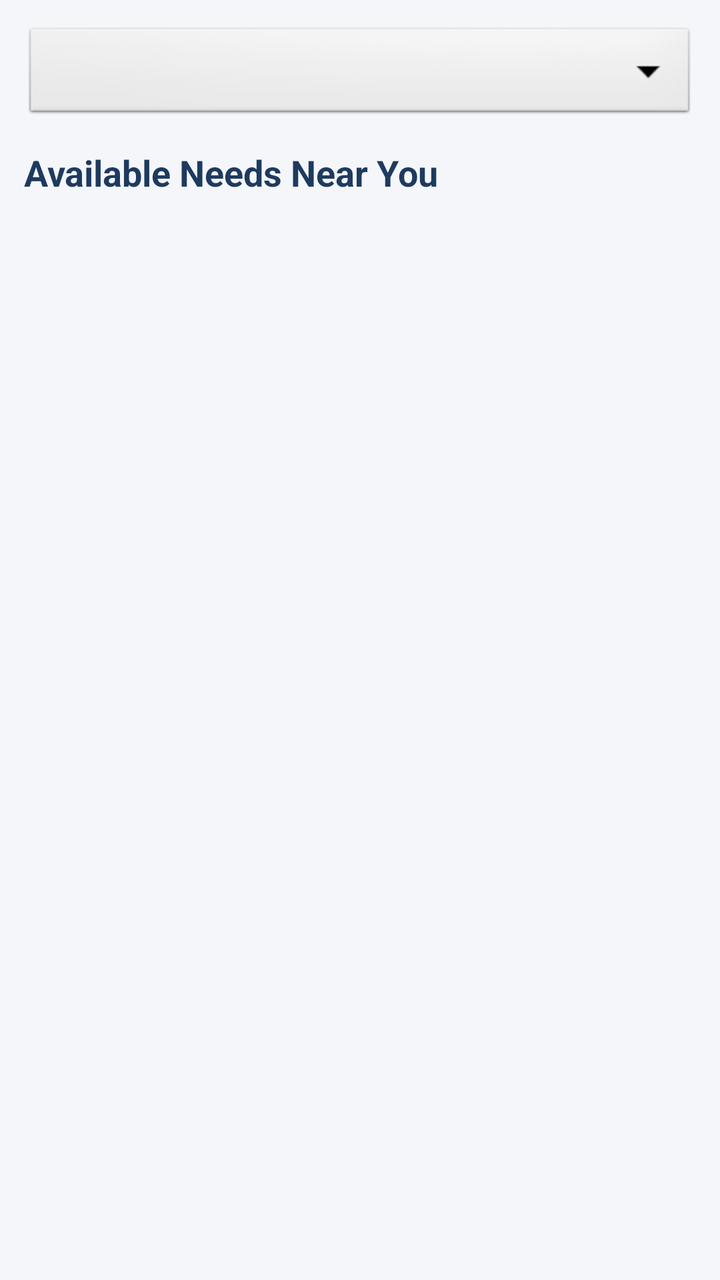
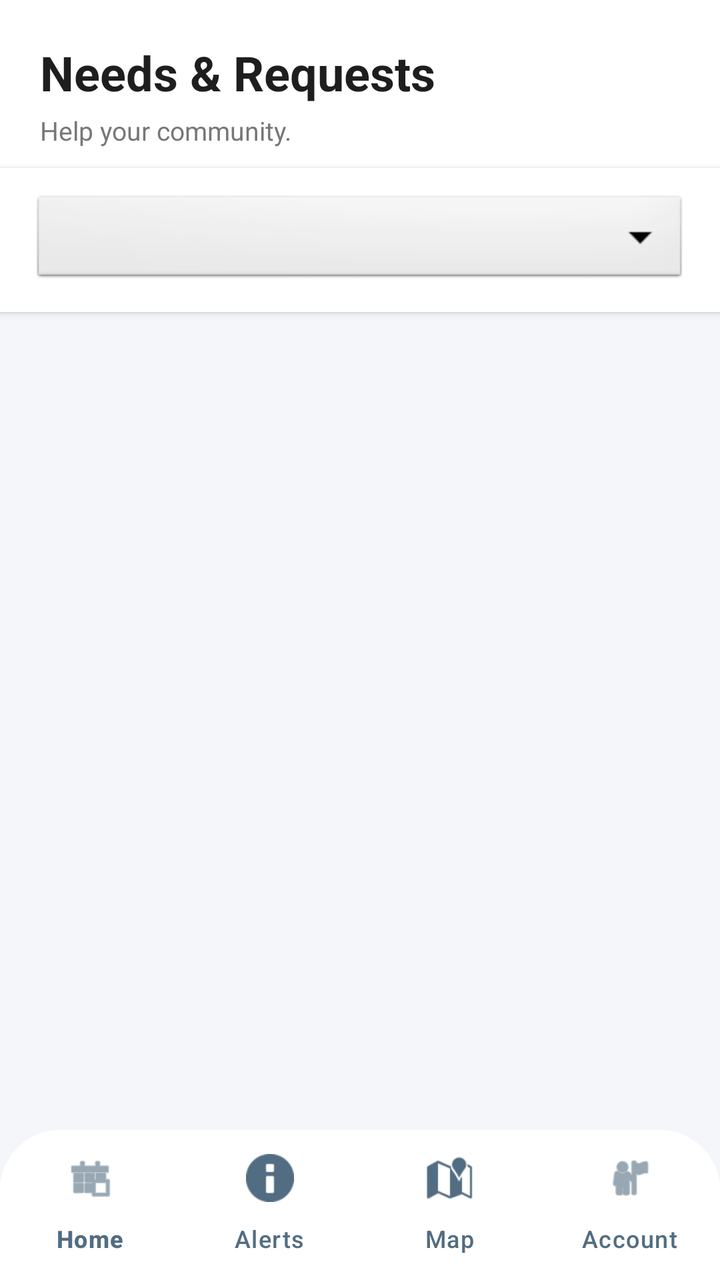

An Android layout rendered at two revisions. The XML below is the earlier revision; the diff shows what the commit changed to produce the second picture.
<!-- AndroidManifest.xml: application theme Theme.Crises -->
<!-- res/layout/activity_needs.xml -->
<?xml version="1.0" encoding="utf-8"?>
<LinearLayout xmlns:android="http://schemas.android.com/apk/res/android"
    android:layout_width="match_parent"
    android:layout_height="match_parent"
    android:orientation="vertical"
    android:background="#F4F6F9">


    <Spinner
        android:id="@+id/filterLocation"
        android:layout_width="match_parent"
        android:layout_height="50dp"
        android:layout_margin="12dp"
        android:background="@android:drawable/btn_dropdown"
        android:padding="8dp" />


    <TextView
        android:layout_width="match_parent"
        android:layout_height="wrap_content"
        android:text="Available Needs Near You"
        android:textStyle="bold"
        android:textSize="18sp"
        android:textColor="#1E3A5F"
        android:layout_marginLeft="12dp"
        android:layout_marginBottom="8dp"/>


    <androidx.recyclerview.widget.RecyclerView
        android:id="@+id/recyclerNeeds"
        android:layout_width="match_parent"
        android:layout_height="match_parent"
        android:padding="8dp"/>
</LinearLayout>
<!-- resources referenced by this layout -->
<resources>
  <style name="Theme.Crises" parent="Base.Theme.Crises" />
  <style name="Base.Theme.Crises" parent="Theme.Material3.DayNight.NoActionBar">
  
      </style>
</resources>

<!-- the commit's change to res/layout/activity_needs.xml (unified diff, before → after) -->
@@ -1,34 +1,75 @@
 <?xml version="1.0" encoding="utf-8"?>
 <LinearLayout xmlns:android="http://schemas.android.com/apk/res/android"
+    xmlns:app="http://schemas.android.com/apk/res-auto"
     android:layout_width="match_parent"
     android:layout_height="match_parent"
     android:orientation="vertical"
-    android:background="#F4F6F9">
+    android:background="#F4F6FA">
 
-
-    <Spinner
-        android:id="@+id/filterLocation"
-        android:layout_width="match_parent"
-        android:layout_height="50dp"
-        android:layout_margin="12dp"
-        android:background="@android:drawable/btn_dropdown"
-        android:padding="8dp" />
-
-
-    <TextView
+    <LinearLayout
         android:layout_width="match_parent"
         android:layout_height="wrap_content"
-        android:text="Available Needs Near You"
-        android:textStyle="bold"
-        android:textSize="18sp"
-        android:textColor="#1E3A5F"
-        android:layout_marginLeft="12dp"
-        android:layout_marginBottom="8dp"/>
+        android:orientation="vertical"
+        android:paddingStart="20dp"
+        android:paddingEnd="20dp"
+        android:paddingTop="20dp"
+        android:paddingBottom="10dp"
+        android:background="#FFFFFF">
 
+        <TextView
+            android:layout_width="wrap_content"
+            android:layout_height="wrap_content"
+            android:text="Needs &amp; Requests"
+            android:textSize="24sp"
+            android:textStyle="bold"
+            android:textColor="#1E1E1E" />
+
+        <TextView
+            android:layout_width="wrap_content"
+            android:layout_height="wrap_content"
+            android:text="Help your community."
+            android:textSize="13sp"
+            android:textColor="#777777"
+            android:layout_marginTop="4dp" />
+    </LinearLayout>
+
+    <FrameLayout
+        android:layout_width="match_parent"
+        android:layout_height="wrap_content"
+        android:paddingStart="16dp"
+        android:paddingEnd="16dp"
+        android:paddingTop="12dp"
+        android:paddingBottom="12dp"
+        android:background="#FFFFFF"
+        android:elevation="2dp">
+
+        <Spinner
+            android:id="@+id/filterLocation"
+            android:layout_width="match_parent"
+            android:layout_height="48dp"
+            android:background="@android:drawable/btn_dropdown"
+            android:paddingStart="12dp"
+            android:paddingEnd="12dp"
+            android:spinnerMode="dropdown" />
+    </FrameLayout>
 
     <androidx.recyclerview.widget.RecyclerView
         android:id="@+id/recyclerNeeds"
         android:layout_width="match_parent"
-        android:layout_height="match_parent"
-        android:padding="8dp"/>
+        android:layout_height="0dp"
+        android:layout_weight="1"
+        android:padding="16dp"
+        android:clipToPadding="false" />
+
+    <com.google.android.material.bottomnavigation.BottomNavigationView
+        android:id="@+id/bottomNavigation"
+        android:layout_width="match_parent"
+        android:layout_height="75dp"
+        android:background="@drawable/footer_background"
+        app:itemIconTint="#526D82"
+        app:itemTextColor="#526D82"
+        app:labelVisibilityMode="labeled"
+        app:menu="@menu/bottom_nav_menu"
+        app:elevation="12dp" />
+
 </LinearLayout>
<!-- resource entries referenced after the edit -->
@@ -1,5 +1,13 @@
 <!-- resources referenced by this layout -->
 <resources>
+  <!-- drawable footer_background (drawable) -->
+  <?xml version="1.0" encoding="utf-8"?>
+  <shape xmlns:android="http://schemas.android.com/apk/res/android">
+      <solid android:color="#FFFFFF" />
+      <corners
+          android:topLeftRadius="30dp"
+          android:topRightRadius="30dp" />
+  </shape>
   <style name="Theme.Crises" parent="Base.Theme.Crises" />
   <style name="Base.Theme.Crises" parent="Theme.Material3.DayNight.NoActionBar">
   
